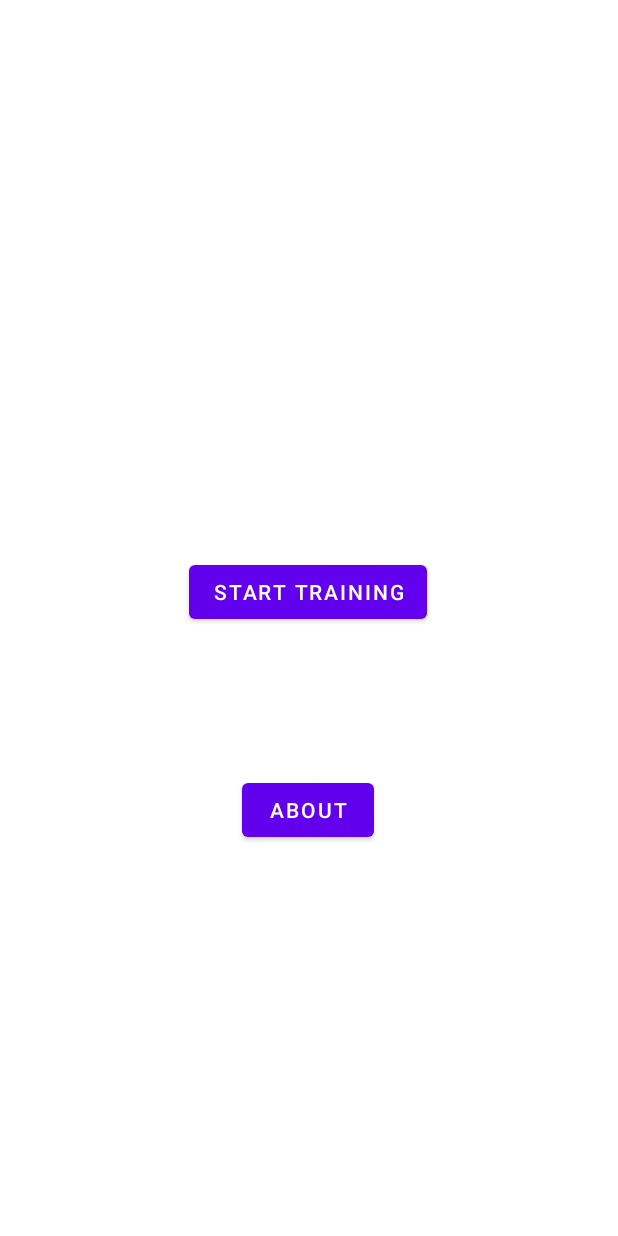
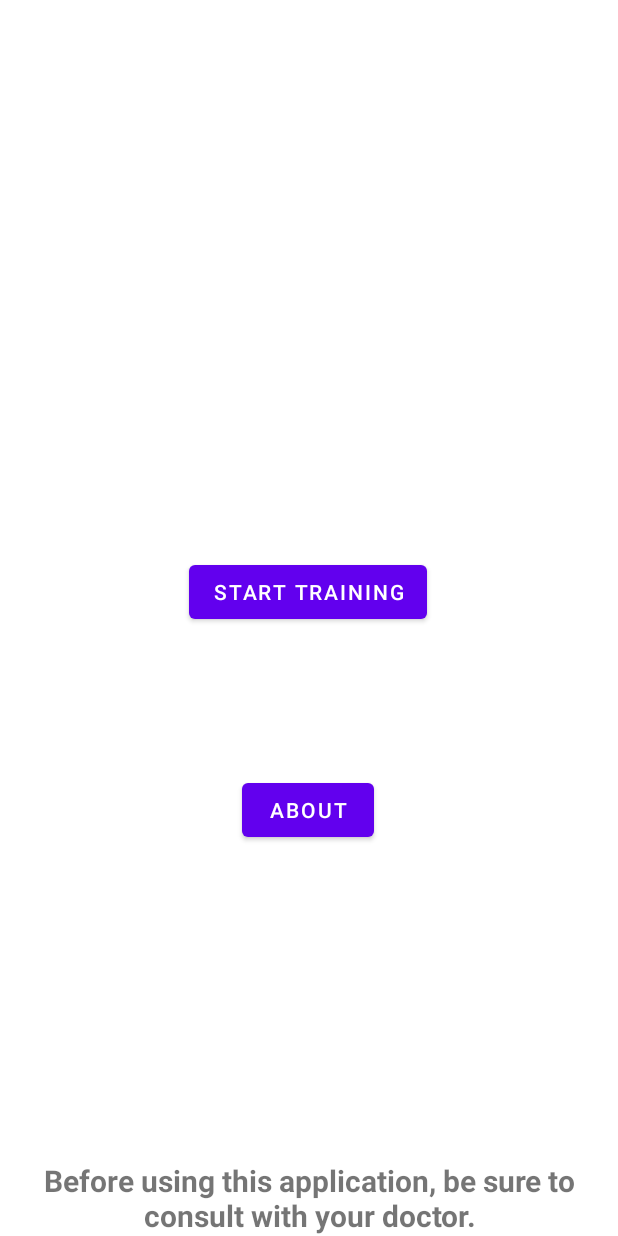
Before and after one commit to docfr10/Medical-rehabilitation, an Android app: the screen it shows after launch (MainActivity), on a phone screen of 412 x 824 dp. Run offline under Robolectric (Android 15) with nearby library versions, the light colour scheme and no system bars.

Commit message:
Fixed design(not final)

```diff
--- a/app/src/main/res/layout/activity_main.xml
+++ b/app/src/main/res/layout/activity_main.xml
@@ -29,4 +29,17 @@
         app:layout_constraintHorizontal_bias="0.498"
         app:layout_constraintStart_toStartOf="parent" />
 
+    <TextView
+        android:id="@+id/warning_textView"
+        android:layout_width="wrap_content"
+        android:layout_height="wrap_content"
+        android:gravity="center"
+        android:text="@string/warning"
+        android:textColorHint="#757575"
+        android:textSize="20sp"
+        android:textStyle="bold"
+        app:layout_constraintBottom_toBottomOf="parent"
+        app:layout_constraintEnd_toEndOf="parent"
+        app:layout_constraintStart_toStartOf="parent" />
+
 </androidx.constraintlayout.widget.ConstraintLayout>
--- a/app/src/main/res/layout/activity_training.xml
+++ b/app/src/main/res/layout/activity_training.xml
@@ -25,8 +25,8 @@
         android:id="@+id/timer_textView"
         android:layout_width="wrap_content"
         android:layout_height="wrap_content"
-      android:textColor="@color/black"
-      android:textSize="34sp"
+        android:textColorHint="#757575"
+        android:textSize="60sp"
         android:textStyle="bold"
         app:autoSizeTextType="uniform"
         app:layout_constraintBottom_toTopOf="@+id/pause_button"
@@ -42,7 +42,7 @@
         android:layout_height="wrap_content"
         android:layout_marginBottom="180dp"
         android:gravity="center"
-      android:textColor="@color/black"
+        android:textColorHint="#757575"
         android:textSize="20sp"
         android:textStyle="bold"
         app:autoSizeTextType="uniform"
--- a/app/src/main/res/values/strings.xml
+++ b/app/src/main/res/values/strings.xml
@@ -40,4 +40,5 @@
     <string name="send_mail">Send mail</string>
     <string name="enter_failed_exercises">Enter failed exercises</string>
     <string name="description2">Description of the second exercise</string>
+    <string name="warning">Before using this application, be sure to consult with your doctor.</string>
 </resources>
```
Also changed, not shown: 1 other file. Lines whose indentation alone changed are shown as unchanged.
